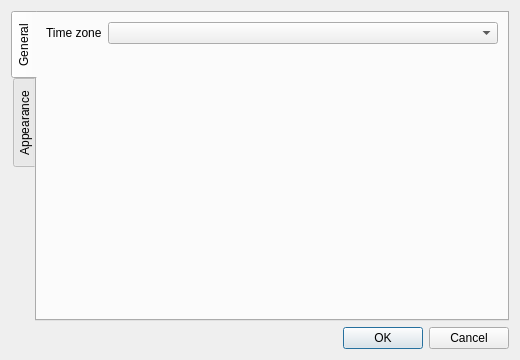
Qt form src/rqt_multiplot/PreferencesDialog.ui (samuelba/rqt_multiplot_plugin) before a commit.
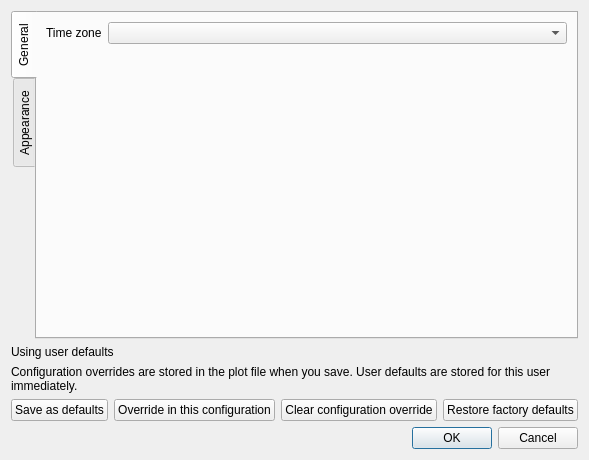
The same form after that commit. Custom widgets are drawn as their Qt base class.

Commit message:
feat: user preferences
additionally to per plot configurations, now we have a user configuration applied to new configs

Patch:
```diff
--- a/src/rqt_multiplot/PreferencesDialog.ui
+++ b/src/rqt_multiplot/PreferencesDialog.ui
@@ -6,8 +6,8 @@
    <rect>
     <x>0</x>
     <y>0</y>
-    <width>520</width>
-    <height>360</height>
+    <width>560</width>
+    <height>460</height>
    </rect>
   </property>
   <property name="windowTitle">
@@ -72,6 +72,55 @@
      </widget>
     </widget>
    </item>
+   <item>
+    <widget class="QLabel" name="labelStatus">
+     <property name="text">
+      <string>Using user defaults</string>
+     </property>
+    </widget>
+   </item>
+   <item>
+    <widget class="QLabel" name="labelHint">
+     <property name="text">
+      <string>Configuration overrides are stored in the plot file when you save. User defaults are stored for this user immediately.</string>
+     </property>
+     <property name="wordWrap">
+      <bool>true</bool>
+     </property>
+    </widget>
+   </item>
+   <item>
+    <layout class="QHBoxLayout" name="persistActionsLayout">
+     <item>
+      <widget class="QPushButton" name="buttonSaveAsDefaults">
+       <property name="text">
+        <string>Save as defaults</string>
+       </property>
+      </widget>
+     </item>
+     <item>
+      <widget class="QPushButton" name="buttonOverrideConfiguration">
+       <property name="text">
+        <string>Override in this configuration</string>
+       </property>
+      </widget>
+     </item>
+     <item>
+      <widget class="QPushButton" name="buttonClearOverride">
+       <property name="text">
+        <string>Clear configuration override</string>
+       </property>
+      </widget>
+     </item>
+     <item>
+      <widget class="QPushButton" name="buttonRestoreFactory">
+       <property name="text">
+        <string>Restore factory defaults</string>
+       </property>
+      </widget>
+     </item>
+    </layout>
+   </item>
    <item>
     <widget class="QDialogButtonBox" name="buttonBox">
      <property name="standardButtons">
```
The commit also changes 12 other files.
